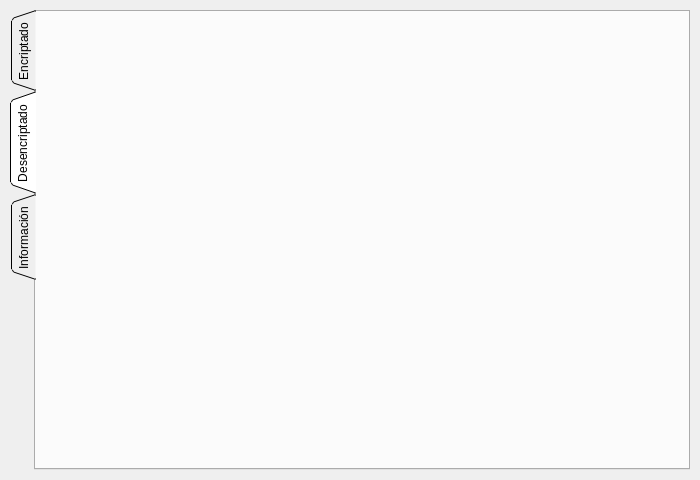
pablosao/MM2015-Python-RSA-Encrypt-Decrypt, file frmCryptoRSA.ui: the form before one commit.
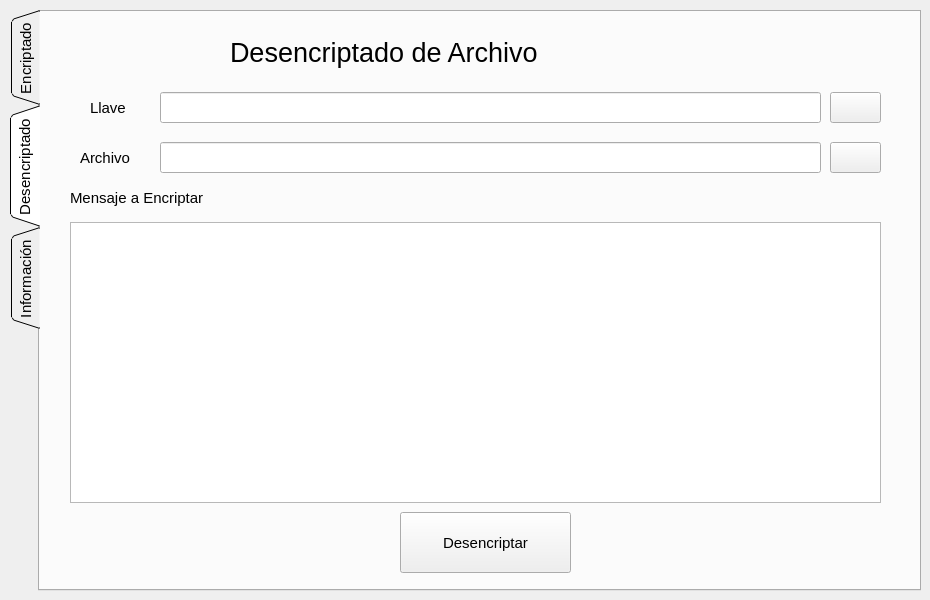
The form after the commit. The open tabs and pages were chosen to show the change. Icons and pictures are not drawn.

Commit message: se agregan imagenes, se termina maqutado y se agrega al repositorio archivo .txt para prueba

Patch:
```diff
--- a/frmCryptoRSA.ui
+++ b/frmCryptoRSA.ui
@@ -10,8 +10,8 @@
    <rect>
     <x>0</x>
     <y>0</y>
-    <width>700</width>
-    <height>480</height>
+    <width>930</width>
+    <height>600</height>
    </rect>
   </property>
   <property name="sizePolicy">
@@ -54,8 +54,8 @@
      <rect>
       <x>10</x>
       <y>10</y>
-      <width>680</width>
-      <height>460</height>
+      <width>911</width>
+      <height>581</height>
      </rect>
     </property>
     <property name="sizePolicy">
@@ -70,11 +70,12 @@
       <height>460</height>
      </size>
     </property>
-    <property name="maximumSize">
-     <size>
-      <width>680</width>
-      <height>460</height>
-     </size>
+    <property name="font">
+     <font>
+      <pointsize>11</pointsize>
+      <weight>50</weight>
+      <bold>false</bold>
+     </font>
     </property>
     <property name="tabPosition">
      <enum>QTabWidget::West</enum>
@@ -87,8 +88,8 @@
     </property>
     <property name="iconSize">
      <size>
-      <width>24</width>
-      <height>24</height>
+      <width>26</width>
+      <height>26</height>
      </size>
     </property>
     <widget class="QWidget" name="tabencriptado">
@@ -233,6 +234,223 @@
      <attribute name="title">
       <string>Desencriptado</string>
      </attribute>
+     <widget class="QLabel" name="lbdesencriptado_archivo">
+      <property name="geometry">
+       <rect>
+        <x>190</x>
+        <y>20</y>
+        <width>461</width>
+        <height>41</height>
+       </rect>
+      </property>
+      <property name="font">
+       <font>
+        <family>Arial</family>
+        <pointsize>20</pointsize>
+        <weight>50</weight>
+        <bold>false</bold>
+       </font>
+      </property>
+      <property name="text">
+       <string>Desencriptado de Archivo</string>
+      </property>
+     </widget>
+     <widget class="QLabel" name="lbdestino_llave_2">
+      <property name="geometry">
+       <rect>
+        <x>50</x>
+        <y>80</y>
+        <width>61</width>
+        <height>31</height>
+       </rect>
+      </property>
+      <property name="font">
+       <font>
+        <pointsize>11</pointsize>
+        <weight>50</weight>
+        <bold>false</bold>
+       </font>
+      </property>
+      <property name="text">
+       <string>Llave</string>
+      </property>
+     </widget>
+     <widget class="QPushButton" name="btubicacion_archivo_desc">
+      <property name="geometry">
+       <rect>
+        <x>790</x>
+        <y>130</y>
+        <width>51</width>
+        <height>31</height>
+       </rect>
+      </property>
+      <property name="text">
+       <string/>
+      </property>
+      <property name="icon">
+       <iconset>
+        <normaloff>files/file.ico</normaloff>files/file.ico</iconset>
+      </property>
+      <property name="iconSize">
+       <size>
+        <width>24</width>
+        <height>24</height>
+       </size>
+      </property>
+     </widget>
+     <widget class="QLabel" name="lbmensaje_enc_2">
+      <property name="geometry">
+       <rect>
+        <x>30</x>
+        <y>170</y>
+        <width>261</width>
+        <height>31</height>
+       </rect>
+      </property>
+      <property name="text">
+       <string>Mensaje a Encriptar</string>
+      </property>
+     </widget>
+     <widget class="QPushButton" name="btdesencriptar_archivo">
+      <property name="geometry">
+       <rect>
+        <x>360</x>
+        <y>500</y>
+        <width>171</width>
+        <height>61</height>
+       </rect>
+      </property>
+      <property name="text">
+       <string>Desencriptar</string>
+      </property>
+      <property name="icon">
+       <iconset>
+        <normaloff>files/btdesencripar.ico</normaloff>files/btdesencripar.ico</iconset>
+      </property>
+      <property name="iconSize">
+       <size>
+        <width>32</width>
+        <height>32</height>
+       </size>
+      </property>
+     </widget>
+     <widget class="QTextEdit" name="temensaje_desc">
+      <property name="enabled">
+       <bool>true</bool>
+      </property>
+      <property name="geometry">
+       <rect>
+        <x>30</x>
+        <y>210</y>
+        <width>811</width>
+        <height>281</height>
+       </rect>
+      </property>
+      <property name="readOnly">
+       <bool>true</bool>
+      </property>
+     </widget>
+     <widget class="QLabel" name="lbarchivo_encriptar_2">
+      <property name="geometry">
+       <rect>
+        <x>40</x>
+        <y>130</y>
+        <width>71</width>
+        <height>31</height>
+       </rect>
+      </property>
+      <property name="font">
+       <font>
+        <pointsize>11</pointsize>
+        <weight>50</weight>
+        <bold>false</bold>
+       </font>
+      </property>
+      <property name="text">
+       <string>Archivo</string>
+      </property>
+     </widget>
+     <widget class="QLineEdit" name="lbubicacion_archivo_desc">
+      <property name="geometry">
+       <rect>
+        <x>120</x>
+        <y>130</y>
+        <width>661</width>
+        <height>31</height>
+       </rect>
+      </property>
+      <property name="font">
+       <font>
+        <pointsize>10</pointsize>
+        <weight>50</weight>
+        <bold>false</bold>
+       </font>
+      </property>
+      <property name="toolTip">
+       <string>&lt;html&gt;&lt;head/&gt;&lt;body&gt;&lt;p&gt;&lt;span style=&quot; font-size:10pt;&quot;&gt;Ubicación del &lt;/span&gt;&lt;span style=&quot; font-size:10pt; font-weight:600;&quot;&gt;archivo&lt;/span&gt;&lt;span style=&quot; font-size:10pt;&quot;&gt; (&lt;/span&gt;&lt;span style=&quot; font-size:10pt; font-weight:600;&quot;&gt;.txt&lt;/span&gt;&lt;span style=&quot; font-size:10pt;&quot;&gt;) a desencriptar. &lt;/span&gt;&lt;/p&gt;&lt;/body&gt;&lt;/html&gt;</string>
+      </property>
+      <property name="readOnly">
+       <bool>true</bool>
+      </property>
+     </widget>
+     <widget class="QLineEdit" name="tbubicacion_key_desc">
+      <property name="geometry">
+       <rect>
+        <x>120</x>
+        <y>80</y>
+        <width>661</width>
+        <height>31</height>
+       </rect>
+      </property>
+      <property name="font">
+       <font>
+        <pointsize>10</pointsize>
+        <weight>50</weight>
+        <bold>false</bold>
+       </font>
+      </property>
+      <property name="toolTip">
+       <string>&lt;html&gt;&lt;head/&gt;&lt;body&gt;&lt;p&gt;&lt;span style=&quot; font-size:10pt;&quot;&gt;Ubicación de la &lt;/span&gt;&lt;span style=&quot; font-size:10pt; font-weight:600;&quot;&gt;llave para desencriptar el mensaje&lt;/span&gt;&lt;span style=&quot; font-size:10pt;&quot;&gt;. &lt;/span&gt;&lt;/p&gt;&lt;/body&gt;&lt;/html&gt;</string>
+      </property>
+      <property name="readOnly">
+       <bool>true</bool>
+      </property>
+     </widget>
+     <widget class="QPushButton" name="btubicacion_llave_desc">
+      <property name="geometry">
+       <rect>
+        <x>790</x>
+        <y>80</y>
+        <width>51</width>
+        <height>31</height>
+       </rect>
+      </property>
+      <property name="cursor">
+       <cursorShape>PointingHandCursor</cursorShape>
+      </property>
+      <property name="text">
+       <string/>
+      </property>
+      <property name="icon">
+       <iconset>
+        <normaloff>files/file.ico</normaloff>files/file.ico</iconset>
+      </property>
+      <property name="iconSize">
+       <size>
+        <width>24</width>
+        <height>24</height>
+       </size>
+      </property>
+      <property name="autoDefault">
+       <bool>false</bool>
+      </property>
+      <property name="default">
+       <bool>false</bool>
+      </property>
+      <property name="flat">
+       <bool>false</bool>
+      </property>
+     </widget>
     </widget>
     <widget class="QWidget" name="tabinformacion">
      <attribute name="icon">
```
Left out of the diff: 238 changed lines with no effect on the pictures. The commit also changes 5 other files.
